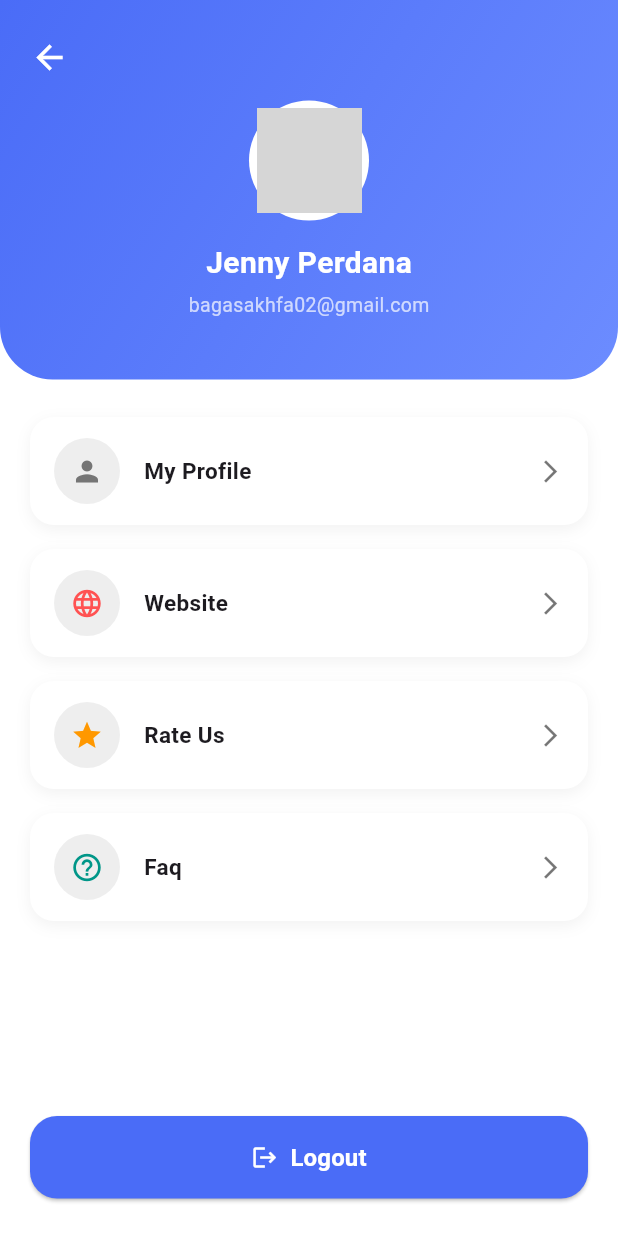
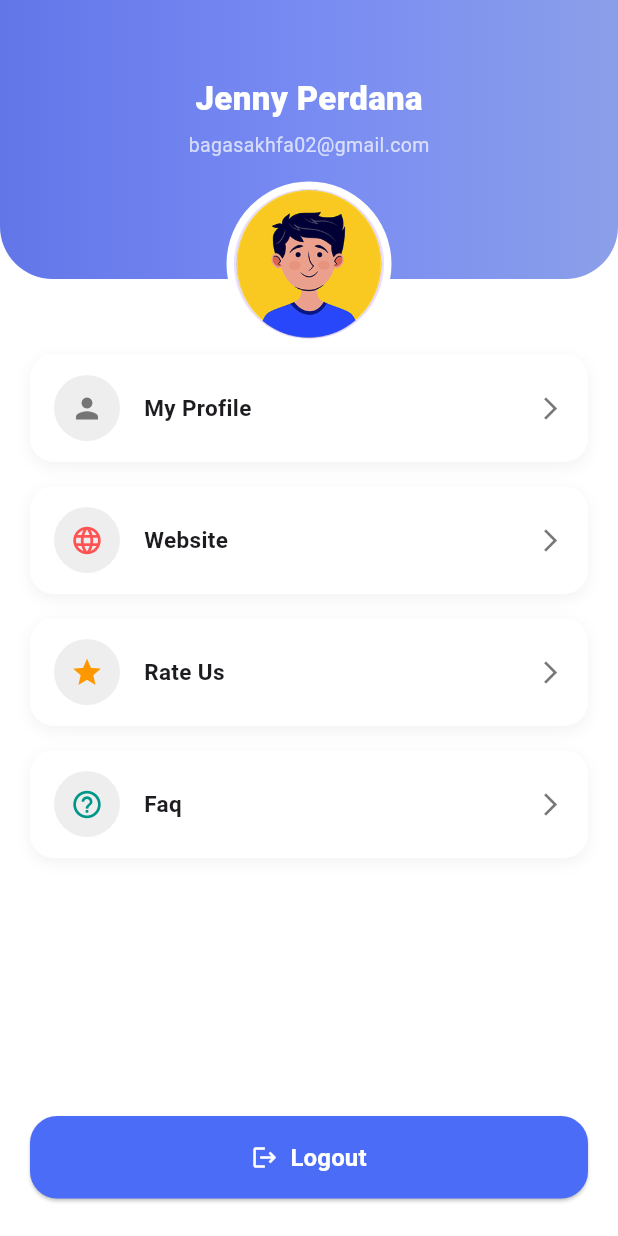
Before and after one commit to zollahrp/mitra-property-mobile, a Flutter app: the ProfileScreen screen opened directly, on a phone screen of 412 x 824 dp. Run offline on Flutter 3.47's test engine with Material 3 defaults, Android fonts, the phone set to English and light mode, and no system bars; our stand-ins replace curved_navigation_bar, youtube_player_flutter; Roboto replaces fonts that are missing (Poppins); grey boxes are pictures that could not be loaded.

Commit message:
perbagus ui profile scren

```diff
--- a/lib/screens/profile/profile_screen.dart
+++ b/lib/screens/profile/profile_screen.dart
@@ -13,16 +13,23 @@ class ProfileScreen extends StatelessWidget {
         child: Column(
           children: [
             // =========================
-            // HEADER
+            // HEADER (STYLE SAMA SEPERTI GAMBAR)
             // =========================
+            Stack(
+              clipBehavior: Clip.none,
+              children: [
                 Container(
                   width: double.infinity,
-              padding: const EdgeInsets.fromLTRB(20, 25, 20, 40),
+                  padding: const EdgeInsets.fromLTRB(20, 25, 20, 80),
                   decoration: const BoxDecoration(
                     gradient: LinearGradient(
-                  colors: [Color(0xFF4A6CF7), Color(0xFF6C8CFF)],
-                  begin: Alignment.topLeft,
-                  end: Alignment.bottomRight,
+                      colors: [
+                        Color(0xFF6276E8), // kiri
+                        Color(0xFF788BF3), // tengah
+                        Color.fromARGB(255, 139, 159, 233), // kanan (lebih muda)
+                      ],
+                      begin: Alignment.centerLeft,
+                      end: Alignment.centerRight,
                     ),
                     borderRadius: BorderRadius.only(
                       bottomLeft: Radius.circular(35),
@@ -30,51 +37,56 @@ class ProfileScreen extends StatelessWidget {
                     ),
                   ),
                   child: Column(
+                    crossAxisAlignment: CrossAxisAlignment.start,
                     children: [
-                  // Back button (optional)
-                  Row(
+                      const SizedBox(height: 25),
+
+                      Center(
+                        child: Column(
                           children: const [
-                      Icon(Icons.arrow_back, color: Colors.white, size: 26),
-                    ],
-                  ),
-                  const SizedBox(height: 16),
-
-                  // Avatar
-                  CircleAvatar(
-                    radius: 40,
-                    backgroundColor: Colors.white,
-                    child: ClipOval(
-                      child: Image.asset(
-                        "assets/images/avatar.png",
-                        width: 70,
-                        height: 70,
-                        fit: BoxFit.cover,
-                      ),
-                    ),
-                  ),
-
-                  const SizedBox(height: 14),
-
-                  const Text(
+                            Text(
                               "Jenny Perdana",
                               style: TextStyle(
                                 color: Colors.white,
-                      fontSize: 20,
-                      fontWeight: FontWeight.w700,
+                                fontSize: 22,
+                                fontWeight: FontWeight.w800,
                               ),
                             ),
-
-                  const SizedBox(height: 4),
-
-                  const Text(
+                            SizedBox(height: 6),
+                            Text(
                               "bagasakhfa02@gmail.com",
-                    style: TextStyle(color: Colors.white70, fontSize: 13),
+                              style: TextStyle(
+                                color: Colors.white70,
+                                fontSize: 13,
+                              ),
+                            ),
+                          ],
+                        ),
                       ),
                     ],
                   ),
                 ),
 
-            const SizedBox(height: 25),
+                // Avatar mengambang
+                Positioned(
+                  bottom: -45,
+                  left: 0,
+                  right: 0,
+                  child: Center(
+                    child: CircleAvatar(
+                      radius: 55,
+                      backgroundColor: Colors.white,
+                      child: CircleAvatar(
+                        radius: 50,
+                        backgroundImage: AssetImage("assets/images/avatar.png"),
+                      ),
+                    ),
+                  ),
+                ),
+              ],
+            ),
+
+            const SizedBox(height: 50),
 
             // =========================
             // MENU LIST
```
Also changed, not shown: assets/images/avatar.png (added). Lines whose indentation alone changed are shown as unchanged.
